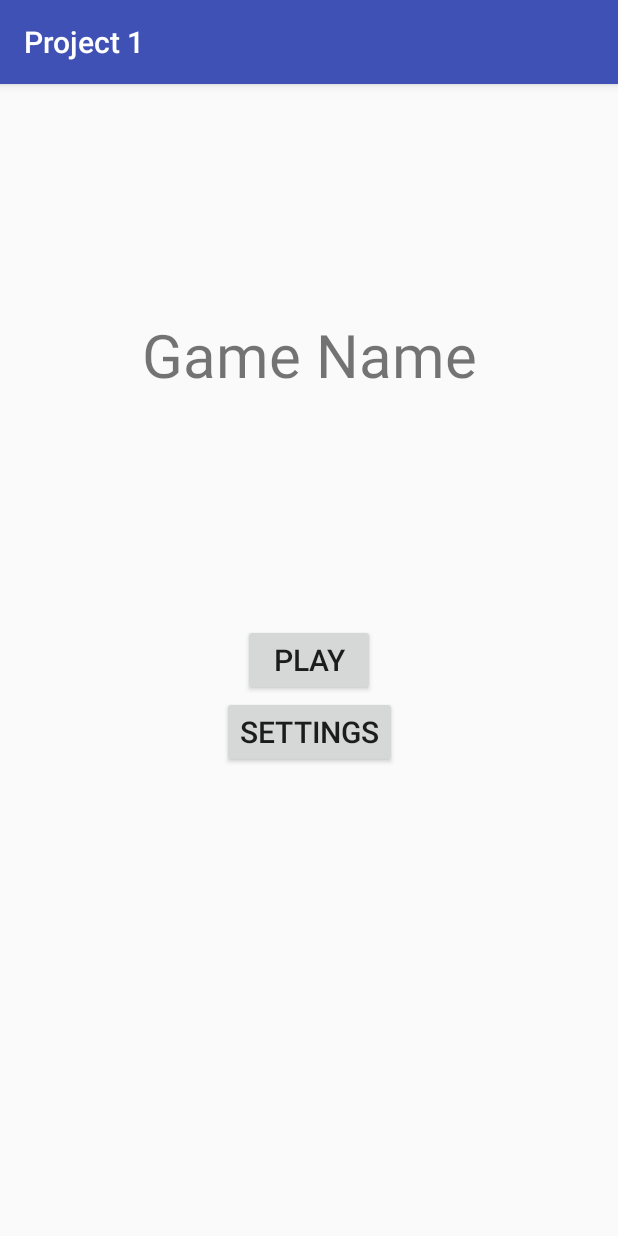
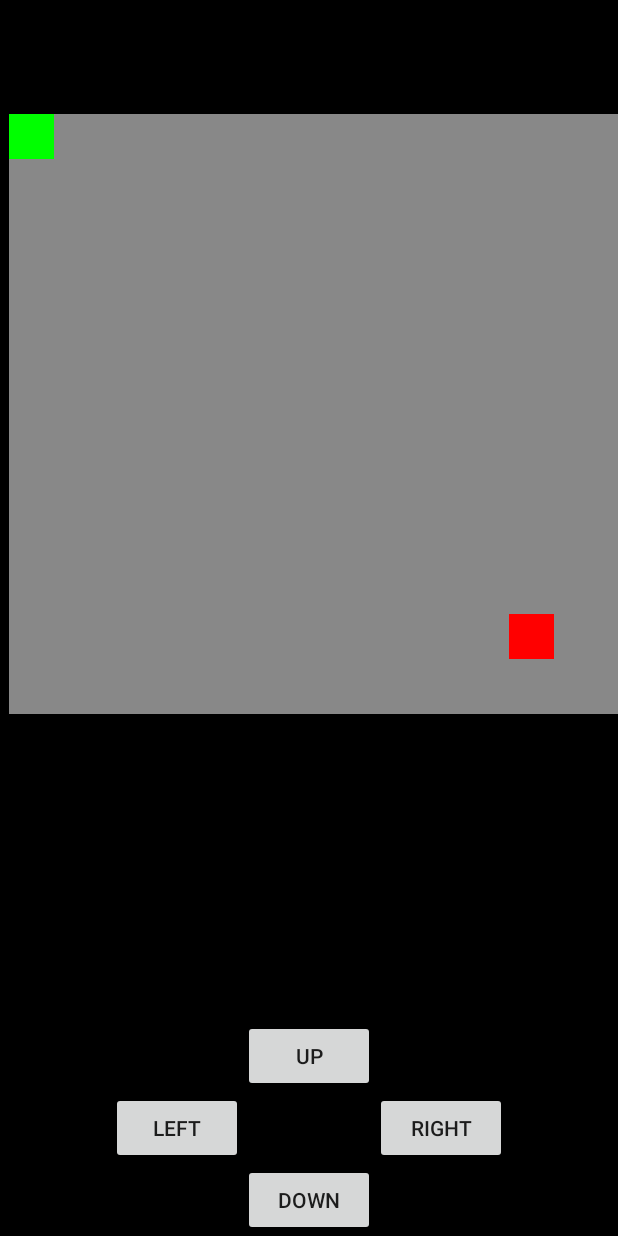
Before and after one commit to CSD3156-Team-6/Project-1, an Android app: the screen it shows after launch (MainActivity before the commit, GameActivity after it), on a phone screen of 412 x 824 dp. Run offline under Robolectric (Android 15) with nearby library versions, the phone set to English and light mode, and no system bars.

Commit message:
Snake Game Done

```diff
--- a/Project1/app/src/main/AndroidManifest.xml
+++ b/Project1/app/src/main/AndroidManifest.xml
@@ -10,7 +10,7 @@
         android:theme="@style/AppTheme">
 
         <activity
-            android:name=".MainActivity"
+            android:name=".game.GameActivity"
             android:exported="true">
             <intent-filter>
                 <action android:name="android.intent.action.MAIN" />
--- /dev/null
+++ b/Project1/app/src/main/java/com/csd3156/project1/game/Apple.kt
@@ -0,0 +1,16 @@
+package com.csd3156.project1.game
+
+class Apple
+{
+    companion object
+    {
+        var posX = 500f
+        var posY = 500f
+
+        fun generateAppleRandom()
+        {
+            posX = (1..20).random().toFloat() * 50
+            posY = (1..20).random().toFloat() * 50
+        }
+    }
+}
--- /dev/null
+++ b/Project1/app/src/main/java/com/csd3156/project1/game/CanvasView.kt
@@ -0,0 +1,31 @@
+package com.csd3156.project1.game
+
+import android.content.Context
+import android.graphics.Canvas
+import android.graphics.Color
+import android.graphics.Paint
+import android.util.AttributeSet
+import android.view.View
+
+class CanvasView @JvmOverloads constructor(context: Context, attrs: AttributeSet? = null, defStyleAttr: Int = 0) : View(context, attrs, defStyleAttr)
+{
+    private val snake = Paint()
+    private val apple = Paint()
+    private val floor = Paint()
+
+    override fun onDraw(canvas: Canvas?)
+    {
+        super.onDraw(canvas)
+
+        snake.color = Color.GREEN
+        apple.color = Color.RED
+        floor.color = Color.GRAY
+
+        canvas?.drawRect(0f,0f,1050f,1050f,floor)
+
+        for (i in Snake.bodyParts)
+            canvas?.drawRect(i[0], i[1], i[0]+45, i[1]+45, snake)
+
+        canvas?.drawRect(Apple.posX, Apple.posY, Apple.posX +45, Apple.posY +45,apple)
+    }
+}
--- /dev/null
+++ b/Project1/app/src/main/java/com/csd3156/project1/game/GameActivity.kt
@@ -0,0 +1,112 @@
+package com.csd3156.project1.game
+
+import android.content.pm.ActivityInfo
+import android.os.Bundle
+import android.widget.Button
+import androidx.appcompat.app.AppCompatActivity
+import androidx.core.view.WindowCompat
+import com.csd3156.project1.R
+import com.csd3156.project1.databinding.ActivityGameBinding
+import kotlinx.coroutines.CoroutineScope
+import kotlinx.coroutines.Dispatchers
+import kotlinx.coroutines.delay
+import kotlinx.coroutines.launch
+
+class GameActivity : AppCompatActivity()
+{
+    private lateinit var binding: ActivityGameBinding
+
+    override fun onCreate(savedInstanceState: Bundle?)
+    {
+        super.onCreate(savedInstanceState)
+        binding = ActivityGameBinding.inflate(layoutInflater)
+        setContentView(binding.root)
+
+        WindowCompat.setDecorFitsSystemWindows(window, true)
+        requestedOrientation = ActivityInfo.SCREEN_ORIENTATION_PORTRAIT
+        supportActionBar?.hide()
+
+        CoroutineScope(Dispatchers.IO).launch {
+            while (true) {
+                while (Snake.alive) {
+                    when (Snake.direction) {
+                        "up" -> {
+                            // create new head position
+                            Snake.headY -= 50
+                            if (!Snake.IsMovePossible()) {
+                                Snake.alive = false
+                                Snake.resetSnake()
+                            }
+                        }
+                        "down" -> {
+                            // create new head position
+                            Snake.headY += 50
+                            if (!Snake.IsMovePossible()) {
+                                Snake.alive = false
+                                Snake.resetSnake()
+                            }
+                        }
+                        "left" -> {
+                            // create new head position
+                            Snake.headX -= 50
+                            if (!Snake.IsMovePossible()) {
+                                Snake.alive = false
+                                Snake.resetSnake()
+                            }
+
+                        }
+                        "right" -> {
+                            // create new head position
+                            Snake.headX += 50
+                            if (!Snake.IsMovePossible()) {
+                                Snake.alive = false
+                                Snake.resetSnake()
+                            }
+                        }
+                    }
+                    // convert head to body
+                    Snake.bodyParts.add(arrayOf(Snake.headX, Snake.headY))
+
+                    // delete tail if not eat
+                    if (Snake.headX == Apple.posX && Snake.headY == Apple.posY)
+                        Apple.generateAppleRandom()
+                    else
+                        Snake.bodyParts.removeAt(0)
+
+                    //game speed in millisecond
+                    findViewById<CanvasView>(R.id.gameCanvasID).invalidate()
+                    delay(150)
+                }
+            }
+        }
+
+        // Up
+        findViewById<Button>(R.id.buttonUpID).setOnClickListener {
+            Snake.alive = true
+            if(Snake.direction != "down")
+                Snake.direction = "up"
+        }
+
+        //Down
+        findViewById<Button>(R.id.buttonDownID).setOnClickListener {
+            Snake.alive = true
+            if (Snake.direction != "up")
+                Snake.direction = "down"
+        }
+
+        //Left
+        findViewById<Button>(R.id.buttonLeftID).setOnClickListener{
+            Snake.alive = true
+            if (Snake.direction != "right")
+                Snake.direction = "left"
+        }
+
+        //Right
+        findViewById<Button>(R.id.buttonRightID).setOnClickListener {
+            Snake.alive = true
+            if (Snake.direction != "left")
+                Snake.direction = "right"
+        }
+
+    }
+}
--- /dev/null
+++ b/Project1/app/src/main/java/com/csd3156/project1/game/Snake.kt
@@ -0,0 +1,28 @@
+package com.csd3156.project1.game
+
+class Snake
+{
+    companion object
+    {
+        var headX       = 0f
+        var headY       = 0f
+        var bodyParts   = mutableListOf(arrayOf(0f, 0f))
+        var direction   = "right";
+        var alive       = false;
+
+        fun IsMovePossible(): Boolean
+        {
+            if (headX < 0f || headX > 1000f || headY < 0f || headY > 1000)
+                return false
+            return true
+        }
+
+        fun resetSnake()
+        {
+            headX = 0f;
+            headY = 0f;
+            bodyParts = mutableListOf(arrayOf(0f, 0f))
+            direction = "right";
+        }
+    }
+}
--- /dev/null
+++ b/Project1/app/src/main/res/layout/activity_game.xml
@@ -0,0 +1,54 @@
+<?xml version="1.0" encoding="utf-8"?>
+<androidx.constraintlayout.widget.ConstraintLayout xmlns:android="http://schemas.android.com/apk/res/android"
+    xmlns:app="http://schemas.android.com/apk/res-auto"
+    xmlns:tools="http://schemas.android.com/tools"
+    android:layout_width="match_parent"
+    android:layout_height="match_parent"
+    android:background="@color/BLACK"
+    tools:context=".game.GameActivity">
+
+    <com.csd3156.project1.game.CanvasView
+        android:id="@+id/gameCanvasID"
+        android:layout_width="match_parent"
+        android:layout_height="400dp"
+        android:layout_marginStart="6dp"
+        android:layout_marginTop="76dp"
+        app:layout_constraintStart_toStartOf="parent"
+        app:layout_constraintTop_toTopOf="parent" />
+
+
+    <Button
+        android:id="@+id/buttonUpID"
+        android:layout_width="wrap_content"
+        android:layout_height="wrap_content"
+        android:text="@string/UP"
+        app:layout_constraintBottom_toTopOf="@+id/buttonRightID"
+        app:layout_constraintEnd_toStartOf="@+id/buttonRightID"
+        app:layout_constraintStart_toEndOf="@+id/buttonLeftID" />
+
+    <Button
+        android:id="@+id/buttonDownID"
+        android:layout_width="wrap_content"
+        android:layout_height="wrap_content"
+        android:text="@string/DOWN"
+        app:layout_constraintBottom_toBottomOf="parent"
+        app:layout_constraintEnd_toEndOf="parent"
+        app:layout_constraintStart_toStartOf="parent" />
+
+    <Button
+        android:id="@+id/buttonLeftID"
+        android:layout_width="wrap_content"
+        android:layout_height="wrap_content"
+        android:text="@string/LEFT"
+        app:layout_constraintBottom_toTopOf="@+id/buttonDownID"
+        app:layout_constraintEnd_toStartOf="@+id/buttonDownID" />
+
+    <Button
+        android:id="@+id/buttonRightID"
+        android:layout_width="wrap_content"
+        android:layout_height="wrap_content"
+        android:text="@string/RIGHT"
+        app:layout_constraintBottom_toTopOf="@+id/buttonDownID"
+        app:layout_constraintStart_toEndOf="@+id/buttonDownID" />
+
+</androidx.constraintlayout.widget.ConstraintLayout>
--- a/Project1/app/src/main/res/values/colors.xml
+++ b/Project1/app/src/main/res/values/colors.xml
@@ -3,4 +3,5 @@
     <color name="colorPrimary">#3F51B5</color>
     <color name="colorPrimaryDark">#303F9F</color>
     <color name="colorAccent">#FF4081</color>
+    <color name="BLACK">#000000</color>
 </resources>
--- a/Project1/app/src/main/res/values/strings.xml
+++ b/Project1/app/src/main/res/values/strings.xml
@@ -1,3 +1,11 @@
 <resources>
     <string name="app_name">Project 1</string>
+
+    <!--    Direction   -->
+    <string name="UP">UP</string>
+    <string name="DOWN">DOWN</string>
+    <string name="LEFT">LEFT</string>
+    <string name="RIGHT">RIGHT</string>
+    <!--    Direction   -->
+
 </resources>
```
Also changed, not shown: Project1/app/src/main/java/com/csd3156/project1/MainActivity.kt (+6 -3 lines).
